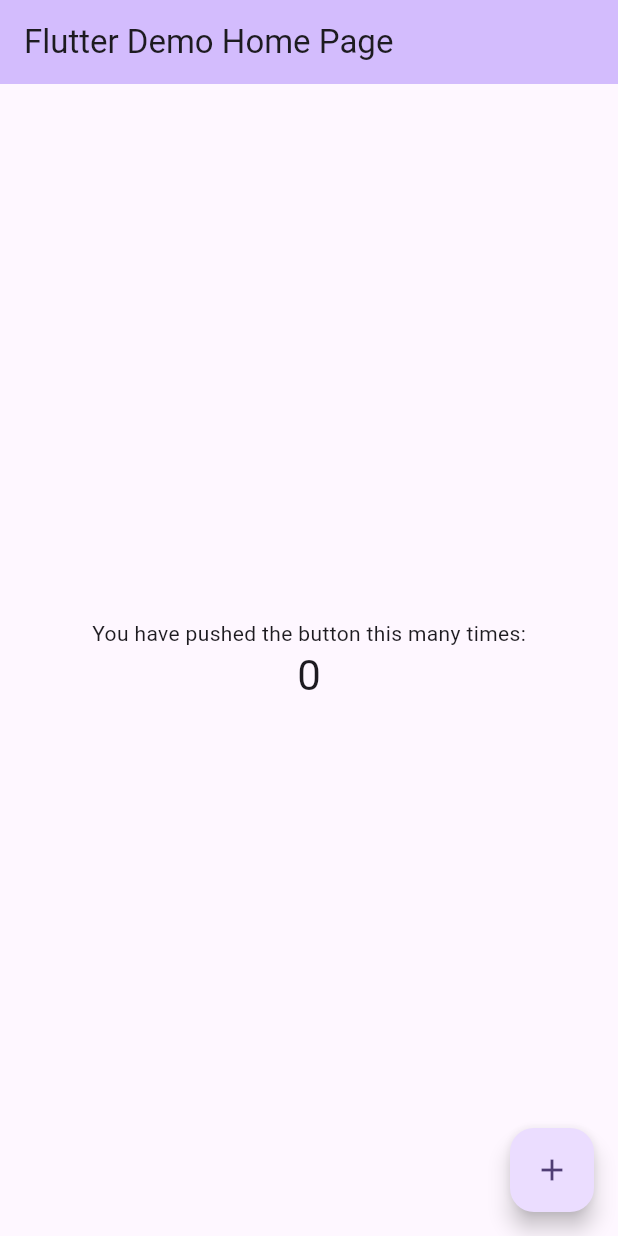
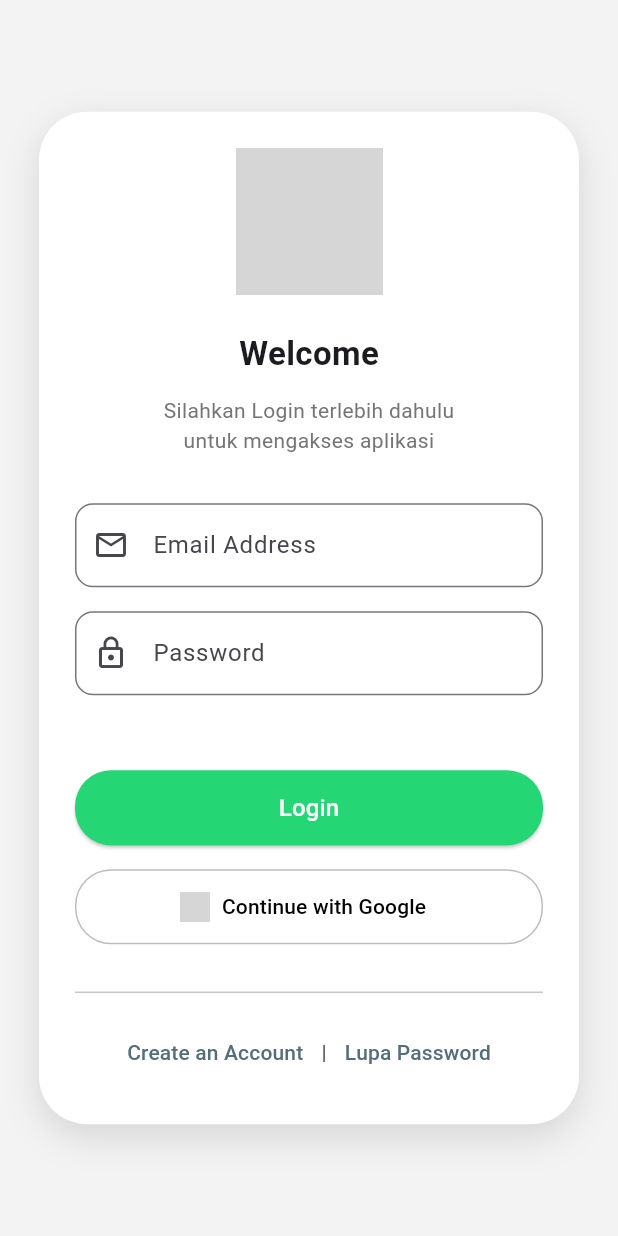
Before and after one commit to sicoding1120/PPDB_flutter, a Flutter app: the screen it shows after launch, on a phone screen of 412 x 824 dp. Run offline on Flutter 3.47's test engine with Material 3 defaults, Android fonts, the phone set to English and light mode, and no system bars; our stand-ins replace flutter_vector_icons, go_router; network calls fail; grey boxes are pictures that could not be loaded.

Commit message:
Basic Halaman ama Router

```diff
--- a/lib/main.dart
+++ b/lib/main.dart
@@ -1,122 +1,17 @@
 import 'package:flutter/material.dart';
+import 'package:go_router/go_router.dart';
+import 'router/app_router.dart';
 
 void main() {
-  runApp(const MyApp());
+  runApp(MyApp());
 }
 
 class MyApp extends StatelessWidget {
-  const MyApp({super.key});
-
-  // This widget is the root of your application.
   @override
   Widget build(BuildContext context) {
-    return MaterialApp(
-      title: 'Flutter Demo',
-      theme: ThemeData(
-        // This is the theme of your application.
-        //
-        // TRY THIS: Try running your application with "flutter run". You'll see
-        // the application has a purple toolbar. Then, without quitting the app,
-        // try changing the seedColor in the colorScheme below to Colors.green
-        // and then invoke "hot reload" (save your changes or press the "hot
-        // reload" button in a Flutter-supported IDE, or press "r" if you used
-        // the command line to start the app).
-        //
-        // Notice that the counter didn't reset back to zero; the application
-        // state is not lost during the reload. To reset the state, use hot
-        // restart instead.
-        //
-        // This works for code too, not just values: Most code changes can be
-        // tested with just a hot reload.
-        colorScheme: ColorScheme.fromSeed(seedColor: Colors.deepPurple),
-      ),
-      home: const MyHomePage(title: 'Flutter Demo Home Page'),
+    return MaterialApp.router(
+      debugShowCheckedModeBanner: false,
+      routerConfig: GoRouter(routes: router), // Gunakan konfigurasi dari app_router.dart
     );
   }
 }
-
-class MyHomePage extends StatefulWidget {
-  const MyHomePage({super.key, required this.title});
-
-  // This widget is the home page of your application. It is stateful, meaning
-  // that it has a State object (defined below) that contains fields that affect
-  // how it looks.
-
-  // This class is the configuration for the state. It holds the values (in this
-  // case the title) provided by the parent (in this case the App widget) and
-  // used by the build method of the State. Fields in a Widget subclass are
-  // always marked "final".
-
-  final String title;
-
-  @override
-  State<MyHomePage> createState() => _MyHomePageState();
-}
-
-class _MyHomePageState extends State<MyHomePage> {
-  int _counter = 0;
-
-  void _incrementCounter() {
-    setState(() {
-      // This call to setState tells the Flutter framework that something has
-      // changed in this State, which causes it to rerun the build method below
-      // so that the display can reflect the updated values. If we changed
-      // _counter without calling setState(), then the build method would not be
-      // called again, and so nothing would appear to happen.
-      _counter++;
-    });
-  }
-
-  @override
-  Widget build(BuildContext context) {
-    // This method is rerun every time setState is called, for instance as done
-    // by the _incrementCounter method above.
-    //
-    // The Flutter framework has been optimized to make rerunning build methods
-    // fast, so that you can just rebuild anything that needs updating rather
-    // than having to individually change instances of widgets.
-    return Scaffold(
-      appBar: AppBar(
-        // TRY THIS: Try changing the color here to a specific color (to
-        // Colors.amber, perhaps?) and trigger a hot reload to see the AppBar
-        // change color while the other colors stay the same.
-        backgroundColor: Theme.of(context).colorScheme.inversePrimary,
-        // Here we take the value from the MyHomePage object that was created by
-        // the App.build method, and use it to set our appbar title.
-        title: Text(widget.title),
-      ),
-      body: Center(
-        // Center is a layout widget. It takes a single child and positions it
-        // in the middle of the parent.
-        child: Column(
-          // Column is also a layout widget. It takes a list of children and
-          // arranges them vertically. By default, it sizes itself to fit its
-          // children horizontally, and tries to be as tall as its parent.
-          //
-          // Column has various properties to control how it sizes itself and
-          // how it positions its children. Here we use mainAxisAlignment to
-          // center the children vertically; the main axis here is the vertical
-          // axis because Columns are vertical (the cross axis would be
-          // horizontal).
-          //
-          // TRY THIS: Invoke "debug painting" (choose the "Toggle Debug Paint"
-          // action in the IDE, or press "p" in the console), to see the
-          // wireframe for each widget.
-          mainAxisAlignment: MainAxisAlignment.center,
-          children: <Widget>[
-            const Text('You have pushed the button this many times:'),
-            Text(
-              '$_counter',
-              style: Theme.of(context).textTheme.headlineMedium,
-            ),
-          ],
-        ),
-      ),
-      floatingActionButton: FloatingActionButton(
-        onPressed: _incrementCounter,
-        tooltip: 'Increment',
-        child: const Icon(Icons.add),
-      ), // This trailing comma makes auto-formatting nicer for build methods.
-    );
-  }
-}
--- /dev/null
+++ b/lib/pages/Login_Screen.dart
@@ -0,0 +1,151 @@
+import 'package:flutter/material.dart';
+import 'package:flutter_vector_icons/flutter_vector_icons.dart';
+import 'package:go_router/go_router.dart';
+import 'package:ppdb_project/router/app_router.dart';
+
+class LoginScreen extends StatefulWidget {
+  @override
+  State<LoginScreen> createState() => _LoginScreenState();
+}
+
+class _LoginScreenState extends State<LoginScreen> {
+  @override
+  Widget build(BuildContext context) {
+    return Scaffold(
+      backgroundColor: Color(0xFFF3F3F3), // Latar belakang abu terang
+      body: Center(
+        child: SingleChildScrollView(
+          child: Container(
+            width: 360,
+            padding: const EdgeInsets.all(24.0),
+            decoration: BoxDecoration(
+              color: Colors.white,
+              borderRadius: BorderRadius.circular(32.0),
+              boxShadow: [
+                BoxShadow(
+                  color: Colors.black12,
+                  blurRadius: 20,
+                  offset: Offset(0, 8),
+                ),
+              ],
+            ),
+            child: Column(
+              mainAxisSize: MainAxisSize.min,
+              children: [
+                Image.network(
+                  'https://res.cloudinary.com/dlnfp5fej/image/upload/v1747108687/klhraf8kl4f82phoz7st.png',
+                  width: 98,
+                  height: 98,
+                ),
+                SizedBox(height: 24),
+                Text(
+                  'Welcome',
+                  style: TextStyle(
+                    fontSize: 22,
+                    fontWeight: FontWeight.bold,
+                  ),
+                ),
+                SizedBox(height: 12),
+                Text(
+                  'Silahkan Login terlebih dahulu\nuntuk mengakses aplikasi',
+                  textAlign: TextAlign.center,
+                  style: TextStyle(
+                    fontSize: 14,
+                    color: Colors.grey[600],
+                  ),
+                ),
+                SizedBox(height: 32),
+                TextField(
+                  decoration: InputDecoration(
+                    hintText: 'Email Address',
+                    prefixIcon: Icon(Icons.email_outlined),
+                    border: OutlineInputBorder(
+                      borderRadius: BorderRadius.circular(12.0),
+                    ),
+                  ),
+                ),
+                SizedBox(height: 16),
+                TextField(
+                  obscureText: true,
+                  decoration: InputDecoration(
+                    hintText: 'Password',
+                    prefixIcon: Icon(Icons.lock_outline),
+                    border: OutlineInputBorder(
+                      borderRadius: BorderRadius.circular(12.0),
+                    ),
+                  ),
+                ),
+                SizedBox(height: 50),
+                ElevatedButton(
+                  onPressed: () {
+                    context.goNamed(myRouter.Home); // Navigasi ke halaman home
+                  },
+                  style: ElevatedButton.styleFrom(
+                    backgroundColor: Color(0xFF24D674),
+                    minimumSize: Size(double.infinity, 50),
+                    shape: RoundedRectangleBorder(
+                      borderRadius: BorderRadius.circular(24.0),
+                    ),
+                  ),
+                  child: Text(
+                    'Login',
+                    style: TextStyle(fontSize: 16, color: Colors.white),
+                  ),
+                ),
+                SizedBox(height: 16),
+                OutlinedButton.icon(
+                  onPressed: () {},
+                  icon: Image.network("https://res.cloudinary.com/dlnfp5fej/image/upload/v1747119026/vp0skepjrws3a97e7xwh.png", width: 20,height: 20,),
+                  label: Text(
+                    'Continue with Google',
+                    style: TextStyle(color: Colors.black),
+                  ),
+                  style: OutlinedButton.styleFrom(
+                    minimumSize: Size(double.infinity, 50),
+                    side: BorderSide(color: Colors.grey.shade400),
+                    shape: RoundedRectangleBorder(
+                      borderRadius: BorderRadius.circular(24.0),
+                    ),
+                  ),
+                ),
+                SizedBox(height: 24),
+                Divider(),
+                SizedBox(height: 8),
+                Row(
+                  mainAxisAlignment: MainAxisAlignment.center,
+                  children: [
+                    TextButton(
+                      onPressed: () {
+                        context.goNamed(myRouter.Regis); // Navigasi ke halaman register
+                      },
+                      child:
+                      Text(
+                        'Create an Account',
+                        style: TextStyle(
+                          color: Colors.blueGrey[600],
+
+                        ),
+                      ),
+                    ),
+                    Text('|'),
+                    TextButton(
+                      onPressed: () {
+                        context.goNamed(myRouter.Forget); // Navigasi ke halaman lupa password
+                      },
+                      child: Text(
+                        'Lupa Password',
+                        style: TextStyle(
+                          color: Colors.blueGrey[600],
+                        ),
+                      ),
+                    ),
+                  ],
+                ),
+              ],
+            ),
+          ),
+        ),
+      ),
+    );
+  }
+}
--- /dev/null
+++ b/lib/router/app_router.dart
@@ -0,0 +1,36 @@
+import 'package:go_router/go_router.dart';
+import 'package:ppdb_project/pages/Forget_Screen.dart';
+import 'package:ppdb_project/pages/Home_Screen.dart';
+import 'package:ppdb_project/pages/Login_Screen.dart';
+import 'package:ppdb_project/pages/Register_Screen.dart';
+import 'package:ppdb_project/pages/Splash_Screen.dart';
+part 'route_name.dart';
+
+
+final router = [
+  GoRoute(
+    path: "/",
+    name: myRouter.Splash,
+    builder: (context, state) => SplashScreen(),
+  ),
+  GoRoute(
+    path: "/login",
+    name: myRouter.Login,
+    builder: (context, state) => LoginScreen(),
+  ),
+  GoRoute(
+    path: "/regis",
+    name: myRouter.Regis,
+    builder: (context, state) => RegisterScreen(),
+  ),
+  GoRoute(
+    path: "/forget",
+    name: myRouter.Forget,
+    builder: (context, state) => ForgetScreen(),
+  ),
+  GoRoute(
+    path: "/home",
+    name: myRouter.Home,
+    builder: (context, state) => HomeScreen(),
+  ),
+];
--- /dev/null
+++ b/lib/router/route_name.dart
@@ -0,0 +1,9 @@
+part of 'app_router.dart';
+
+class myRouter {
+  static const String Splash = "/splash";
+  static const String Login = "/login";
+  static const String Regis = "/regis";
+  static const String Forget = "/Forget";
+  static const String Home = "/Home";
+}
```
Also changed, not shown: lib/pages/Forget_Screen.dart (added, +100 -0 lines), lib/pages/Home_Screen.dart (added, +139 -0 lines), lib/pages/Register_Screen.dart (added, +127 -0 lines), lib/pages/Splash_Screen.dart (added, +32 -0 lines), pubspec.yaml (+3 -5 lines), pubspec.lock, 4 other files.
